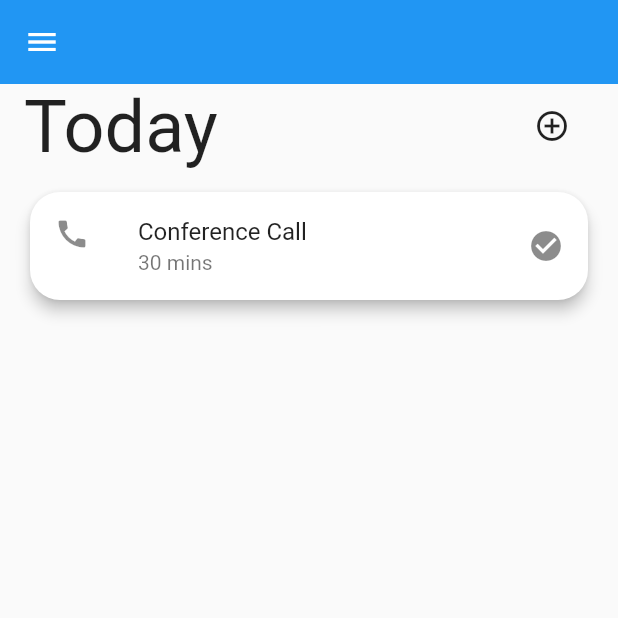
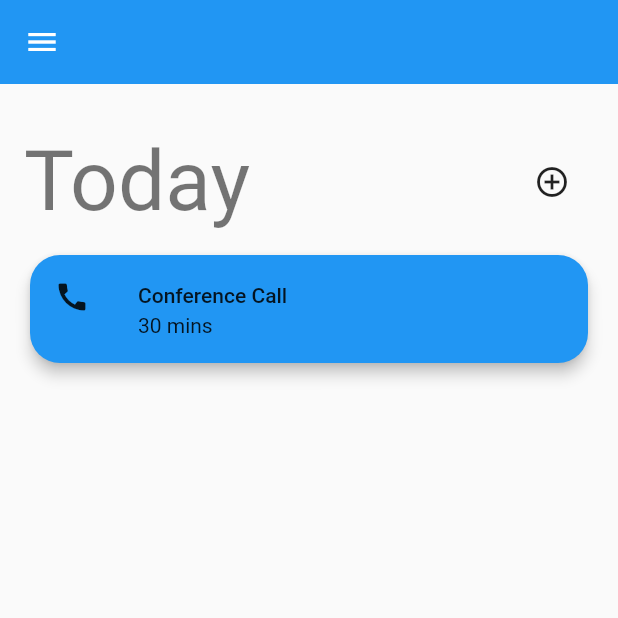
Before and after one commit to samuelematias/flutter-theming, a Flutter app: the screen it shows after launch, on a phone screen of 412 x 824 dp, the top half of it. Run offline on Flutter 3.47's test engine with Material 2 defaults, Android fonts, the phone set to English and light mode, and no system bars.

Commit message:
update TaskPage with styles

```diff
--- a/lib/task_page.dart
+++ b/lib/task_page.dart
@@ -14,35 +14,46 @@ class TaskPage extends StatelessWidget {
       body: Column(
         children: <Widget>[
           Padding(
-            padding: const EdgeInsets.only(left: 16.0, right: 32.0),
+            padding: const EdgeInsets.only(left: 16.0, right: 32.0, top: 32.0),
             child: Row(
               mainAxisAlignment: MainAxisAlignment.spaceBetween,
               mainAxisSize: MainAxisSize.max,
               children: <Widget>[
                 Text(
                   "Today",
-                  style: TextStyle(
-                    fontSize: 48.0,
-                  ),
+                  style: Theme.of(context).textTheme.headline2,
                 ),
-                Icon(Icons.add_circle_outline),
+                Icon(
+                  Icons.add_circle_outline,
+                ),
               ],
             ),
           ),
           Padding(
             padding: const EdgeInsets.only(top: 16.0),
             child: Card(
+              color: Theme.of(context).colorScheme.primary,
               shape: RoundedRectangleBorder(
                   borderRadius: BorderRadius.circular(20)),
               elevation: 4,
               margin: const EdgeInsets.symmetric(horizontal: 20),
               child: ListTile(
-                leading: Icon(Icons.call),
+                leading: Icon(
+                  Icons.call,
+                  color: Theme.of(context).iconTheme.color,
+                ),
                 title: Text(
                   "Conference Call",
+                  style: Theme.of(context).textTheme.bodyText1,
                 ),
-                subtitle: Text("30 mins"),
-                trailing: Icon(Icons.check_circle),
+                subtitle: Text(
+                  "30 mins",
+                  style: Theme.of(context).textTheme.bodyText2,
+                ),
+                trailing: Icon(
+                  Icons.check_circle,
+                  color: Theme.of(context).colorScheme.secondary,
+                ),
               ),
             ),
           ),
```
